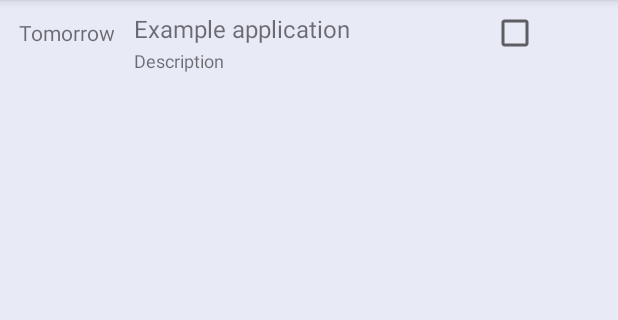
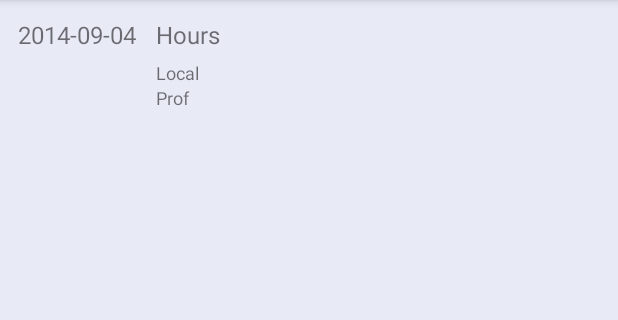
Before and after one commit to DWmodem/HoraireUdeM, an Android app: the fragment ContentFragment shown on its own in the app's theme, on a phone screen of 412 x 824 dp, the part 84-404 px from its top. Run offline under Robolectric (Android 15) with nearby library versions, the phone set to English and light mode, and no system bars.

Commit message:
schedule view 2

```diff
--- a/app/src/main/java/com/mobile/umontreal/schedule/Config.java
+++ b/app/src/main/java/com/mobile/umontreal/schedule/Config.java
@@ -82,10 +82,10 @@ public class Config {
 
     }
 
-    public String printDateTime (String pattern, Locale locale) {
+    public static String printDateTime (String pattern, Date date) {
 
-        SimpleDateFormat simpleDateFormat = new SimpleDateFormat(pattern, locale);
-        return simpleDateFormat.format(new Date());
+        SimpleDateFormat simpleDateFormat = new SimpleDateFormat(pattern, Locale.getDefault());
+        return simpleDateFormat.format(date);
 
     }
 
--- a/app/src/main/java/com/mobile/umontreal/schedule/DetailsCourseActivity.java
+++ b/app/src/main/java/com/mobile/umontreal/schedule/DetailsCourseActivity.java
@@ -181,6 +181,7 @@ public class DetailsCourseActivity extends ActionBarActivity
                     intent.putExtra(Config.JSON_COURSE_NUM, extras.getString(Config.JSON_COURSE_NUM));
                     intent.putExtra(Config.JSON_SESSION, extras.getString(Config.JSON_SESSION));
                     intent.putExtra(Config.JSON_SECTIONS, courseSection.getSectionList());
+                    intent.putExtra(Config.JSON_COURSE_TITLE, extras.getString(Config.JSON_COURSE_TITLE));
                     startActivity(intent);
                 }
             });
--- a/app/src/main/java/com/mobile/umontreal/schedule/gui/ContentFragment.java
+++ b/app/src/main/java/com/mobile/umontreal/schedule/gui/ContentFragment.java
@@ -48,7 +48,7 @@ public class ContentFragment extends Fragment {
         Bundle args = getArguments();
 
         if (args != null) {
-            TextView title = (TextView) view.findViewById(R.id.schedule_title);
+            TextView title = (TextView) view.findViewById(R.id.schedule_prof);
             title.setText("Title: " + args.getCharSequence(KEY_TITLE));
 
             int indicatorColor = args.getInt(KEY_INDICATOR_COLOR);
@@ -57,7 +57,7 @@ public class ContentFragment extends Fragment {
             indicatorColorView.setTextColor(indicatorColor);
 
             int dividerColor = args.getInt(KEY_DIVIDER_COLOR);
-            TextView dividerColorView = (TextView) view.findViewById(R.id.schedule_description);
+            TextView dividerColorView = (TextView) view.findViewById(R.id.schedule_local);
             dividerColorView.setText("Divider: #" + Integer.toHexString(dividerColor));
             dividerColorView.setTextColor(dividerColor);
         }
--- a/app/src/main/java/com/mobile/umontreal/schedule/gui/ScheduleFragment.java
+++ b/app/src/main/java/com/mobile/umontreal/schedule/gui/ScheduleFragment.java
@@ -57,7 +57,7 @@ public class ScheduleFragment extends ListFragment {
     public View onCreateView(LayoutInflater inflater, ViewGroup container, Bundle savedInstanceState) {
         View view = inflater.inflate(R.layout.item_schedule, container, false);
 
-        TextView scheduleTitle = (TextView) view.findViewById(R.id.schedule_title);
+        TextView scheduleTitle = (TextView) view.findViewById(R.id.schedule_prof);
         scheduleTitle.setText("Title plus dddddddddd" + getArguments().toString());
         return view;
     }
--- a/app/src/main/java/com/mobile/umontreal/schedule/gui/ScheduleFragmentPagerAdapter.java
+++ b/app/src/main/java/com/mobile/umontreal/schedule/gui/ScheduleFragmentPagerAdapter.java
@@ -44,6 +44,7 @@ public class ScheduleFragmentPagerAdapter extends FragmentStatePagerAdapter {
 
 //    @Override
     public CharSequence getPageTitle(int position) {
+
         // Generate title based on item position
         return tabTitles[position];
     }
--- a/app/src/main/java/com/mobile/umontreal/schedule/parsing/ReadData.java
+++ b/app/src/main/java/com/mobile/umontreal/schedule/parsing/ReadData.java
@@ -99,6 +99,7 @@ public class ReadData {
                     while ((line = reader.readLine()) != null) {
                         line = line.replaceAll("&#039;", "'");
                         line = line.replaceAll("<br />", "\n");
+                        line = line.replaceAll("&nbsp;", " ");
                         buffer.append(line + "\n");
                     }
 
--- a/app/src/main/res/layout/activity_courses.xml
+++ b/app/src/main/res/layout/activity_courses.xml
@@ -7,7 +7,8 @@
     android:paddingRight="@dimen/table_row_padding_right"
     android:paddingTop="@dimen/table_row_padding_top"
     android:paddingBottom="@dimen/table_row_padding_bottom"
-    tools:context="com.mobile.umontreal.schedule.CoursesActivity">
+    tools:context="com.mobile.umontreal.schedule.CoursesActivity"
+    android:gravity="left|center_vertical">
 
 <TableLayout
     xmlns:android="http://schemas.android.com/apk/res/android"
--- a/app/src/main/res/layout/item_schedule.xml
+++ b/app/src/main/res/layout/item_schedule.xml
@@ -1,14 +1,15 @@
 <?xml version="1.0" encoding="utf-8"?>
 <RelativeLayout xmlns:android="http://schemas.android.com/apk/res/android"
         android:layout_width="fill_parent"
-        android:layout_height="?android:attr/listPreferredItemHeight"
-        android:padding="6dip" >
+        android:layout_height="@dimen/schedule_height"
+        android:padding="6dip">
 
         <TextView
             android:id="@+id/schedule_date"
-            android:text="Tomorrow"
+            android:text="2014-09-04"
+            android:textSize="16sp"
             android:layout_width="wrap_content"
-            android:layout_height="wrap_content"
+            android:layout_height="@dimen/schedule_height"
             android:layout_alignParentBottom="true"
             android:layout_alignParentTop="true"
             android:gravity="center|top"
@@ -16,40 +17,38 @@
             android:layout_marginRight="7dip" />
 
         <TextView
-            android:id="@+id/schedule_title"
+            android:id="@+id/schedule_hours"
+            android:paddingTop="6dp"
+            android:paddingBottom="6dp"
+            android:layout_width="wrap_content"
+            android:layout_height="wrap_content"
+            android:layout_alignParentRight="true"
+            android:layout_alignParentTop="true"
+            android:layout_toRightOf="@id/schedule_date"
+            android:gravity="center_vertical"
+            android:text="Hours"
+            android:textSize="16sp" />
+
+        <TextView
+            android:id="@+id/schedule_local"
             android:layout_width="fill_parent"
-            android:layout_height="26dip"
-            android:layout_alignParentBottom="true"
-            android:layout_alignParentRight="true"
+            android:layout_height="wrap_content"
+            android:layout_below="@id/schedule_hours"
             android:layout_toRightOf="@id/schedule_date"
             android:ellipsize="marquee"
             android:singleLine="true"
-            android:text="Description"
+            android:text="Local"
             android:textSize="12sp" />
 
         <TextView
-            android:id="@+id/schedule_description"
-            android:layout_width="wrap_content"
+            android:id="@+id/schedule_prof"
+            android:layout_width="fill_parent"
             android:layout_height="wrap_content"
-            android:layout_above="@id/schedule_title"
+            android:layout_below="@id/schedule_local"
             android:layout_alignParentRight="true"
-            android:layout_alignParentTop="true"
-            android:layout_alignWithParentIfMissing="true"
             android:layout_toRightOf="@id/schedule_date"
-            android:gravity="center_vertical"
-            android:text="Example application"
-            android:textSize="16sp" />
-
-    <CheckBox
-        android:layout_width="wrap_content"
-        android:layout_height="wrap_content"
-        android:text=""
-        android:id="@+id/schedule_check"
-        android:layout_alignParentTop="true"
-        android:layout_alignLeft="@+id/schedule_title"
-        android:layout_alignStart="@+id/schedule_title"
-        android:layout_marginLeft="238dp"
-        android:layout_marginStart="238dp" />
-
+            android:singleLine="true"
+            android:text="Prof"
+            android:textSize="12sp" />
 
 </RelativeLayout>
--- a/app/src/main/res/values/strings.xml
+++ b/app/src/main/res/values/strings.xml
@@ -18,7 +18,8 @@
 
     <string name="course_button_next">+Follow</string>
     <string name="course_button_back">Back</string>
-    <string name="course_button_add">+</string>
+    <string name="course_button_add">Add the course</string>
+    <string name="course_button_edit">Edit</string>
 
     <string name="schedule_theory">Theory</string>
     <string name="schedule_demo">Demo</string>
```
Also changed, not shown: app/src/main/java/com/mobile/umontreal/schedule/FullDetailsCourseActivity.java (+41 -53 lines), app/src/main/java/com/mobile/umontreal/schedule/adapters/ScheduleContentAdapter.java (+14 -10 lines), app/src/main/java/com/mobile/umontreal/schedule/gui/ArrayListFragment.java (+4 -7 lines), app/src/main/res/layout/activity_full_details_course.xml (+32 -12 lines), app/src/main/res/values/dimens.xml (+7 -0 lines), app/src/main/res/mipmap-hdpi/examen.png (added), app/src/main/res/mipmap-hdpi/theory.png (added).
